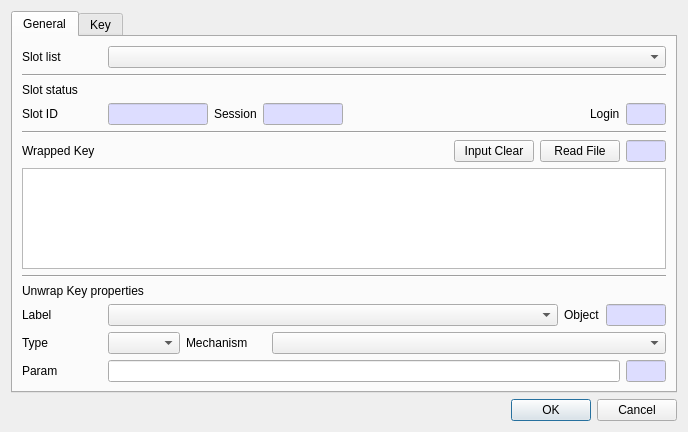
This is CryptokiMan/unwrap_key_dlg.ui in jykim74/CryptokiMan as Qt 5 draws it before an edit. The edited form follows.
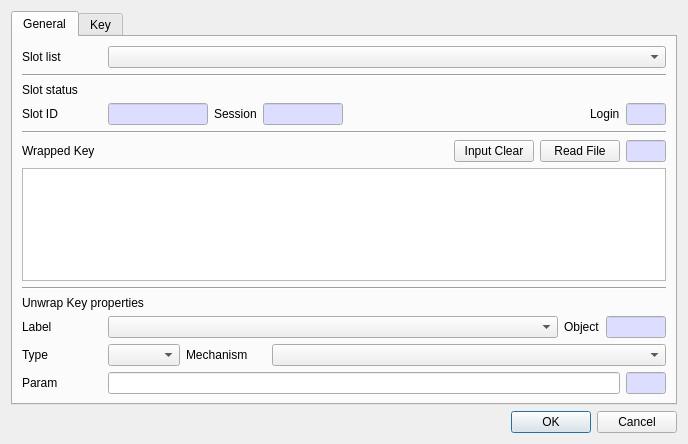
This is the edited form. The open tabs and pages were chosen to show the change.

Commit message: UI 개선

Patch:
```diff
--- a/CryptokiMan/unwrap_key_dlg.ui
+++ b/CryptokiMan/unwrap_key_dlg.ui
@@ -7,7 +7,7 @@
     <x>0</x>
     <y>0</y>
     <width>688</width>
-    <height>411</height>
+    <height>444</height>
    </rect>
   </property>
   <property name="windowTitle">
```
Left out of the diff: 2 changed lines with no effect on the pictures. The commit also changes 3 other files.
